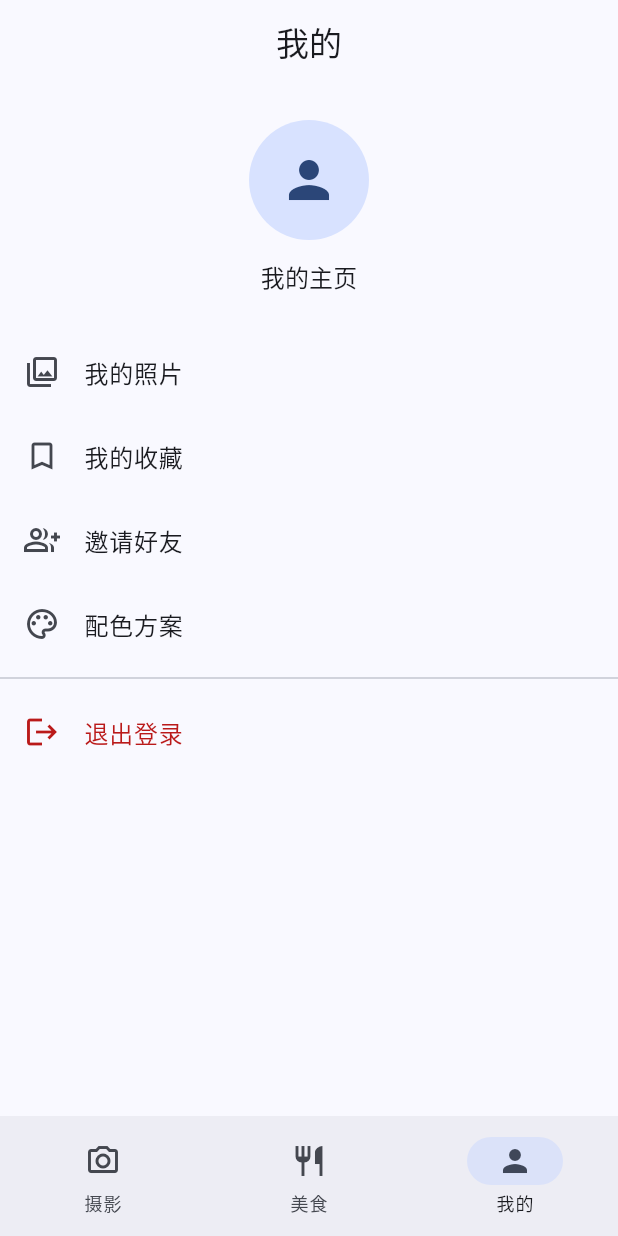
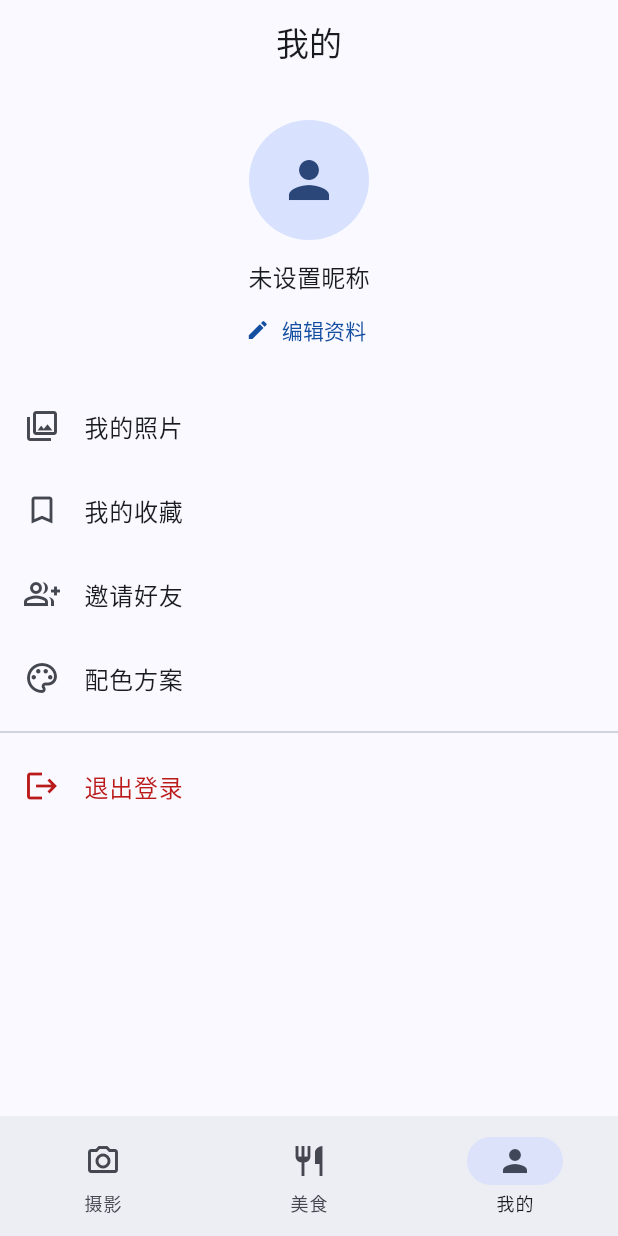
Before and after one commit to chuchu08241010-coder/photomaster_software, a Flutter app: the ProfilePage screen opened by its route, on a phone screen of 412 x 824 dp. Run offline on Flutter 3.47's test engine with Material 3 defaults, Android fonts, the phone set to English and light mode, and no system bars; our stand-ins replace flutter_riverpod, go_router, image_picker, shared_preferences, supabase_flutter; missing offline and left inert: exif, google_mlkit_image_labeling; accounts and stored records are empty.

Commit message:
feat(#5): 昵称/头像(profiles)+编辑资料页+帖子显示作者头像昵称

```diff
--- a/lib/features/food/widgets/food_post_card.dart
+++ b/lib/features/food/widgets/food_post_card.dart
@@ -1,5 +1,6 @@
 import 'package:flutter/material.dart';
 
+import '../../profile/widgets/author_header.dart';
 import '../../social/comments_sheet.dart';
 import '../../social/favorite_repository.dart';
 import '../../social/item_type.dart';
@@ -60,6 +61,10 @@ class _FoodPostCardState extends State<FoodPostCard> {
       child: Column(
         crossAxisAlignment: CrossAxisAlignment.start,
         children: [
+          Padding(
+            padding: const EdgeInsets.fromLTRB(12, 12, 12, 8),
+            child: AuthorHeader(authorId: post.authorId, time: post.createdAt),
+          ),
           if (post.imageUrls.isNotEmpty)
             AspectRatio(
               aspectRatio: 4 / 3,
--- a/lib/features/photography/widgets/photo_post_card.dart
+++ b/lib/features/photography/widgets/photo_post_card.dart
@@ -1,5 +1,6 @@
 import 'package:flutter/material.dart';
 
+import '../../profile/widgets/author_header.dart';
 import '../../social/comments_sheet.dart';
 import '../../social/favorite_repository.dart';
 import '../../social/item_type.dart';
@@ -59,6 +60,10 @@ class _PhotoPostCardState extends State<PhotoPostCard> {
       child: Column(
         crossAxisAlignment: CrossAxisAlignment.start,
         children: [
+          Padding(
+            padding: const EdgeInsets.fromLTRB(12, 12, 12, 8),
+            child: AuthorHeader(authorId: post.authorId, time: post.createdAt),
+          ),
           if (post.imageUrls.isNotEmpty)
             AspectRatio(
               aspectRatio: 1,
--- /dev/null
+++ b/lib/features/profile/data/profile.dart
@@ -0,0 +1,77 @@
+import 'dart:io';
+
+import '../../../core/supabase/supabase_client.dart';
+
+/// 用户资料模型，对应 public.profiles。
+class Profile {
+  const Profile({required this.id, this.displayName, this.avatarUrl});
+
+  final String id;
+  final String? displayName;
+  final String? avatarUrl;
+
+  String get name =>
+      (displayName == null || displayName!.trim().isEmpty)
+          ? '匿名用户'
+          : displayName!.trim();
+
+  factory Profile.fromMap(Map<String, dynamic> map) => Profile(
+        id: map['id'] as String,
+        displayName: map['display_name'] as String?,
+        avatarUrl: map['avatar_url'] as String?,
+      );
+}
+
+class ProfileRepository {
+  static const String _bucket = 'post-images';
+
+  Future<Profile?> getById(String id) async {
+    final rows =
+        await supabase.from('profiles').select().eq('id', id).limit(1);
+    final list = rows as List;
+    if (list.isEmpty) return null;
+    return Profile.fromMap(list.first as Map<String, dynamic>);
+  }
+
+  Future<Profile?> getMine() async {
+    final uid = currentUserId;
+    if (uid == null) return null;
+    return getById(uid);
+  }
+
+  Future<Profile> upsert({String? displayName, String? avatarUrl}) async {
+    final uid = currentUserId;
+    if (uid == null) throw StateError('未登录');
+    final data = <String, dynamic>{
+      'id': uid,
+      if (displayName != null) 'display_name': displayName,
+      if (avatarUrl != null) 'avatar_url': avatarUrl,
+    };
+    final row =
+        await supabase.from('profiles').upsert(data).select().single();
+    ProfileCache.invalidate(uid);
+    return Profile.fromMap(row);
+  }
+
+  Future<String> uploadAvatar(File file) async {
+    final uid = currentUserId;
+    if (uid == null) throw StateError('未登录');
+    final dot = file.path.lastIndexOf('.');
+    final ext = dot >= 0 ? file.path.substring(dot) : '.jpg';
+    final objectPath = '$uid/avatar_${DateTime.now().millisecondsSinceEpoch}$ext';
+    await supabase.storage.from(_bucket).upload(objectPath, file);
+    return supabase.storage.from(_bucket).getPublicUrl(objectPath);
+  }
+}
+
+/// 简单的进程内缓存，避免同一作者被重复查询。
+class ProfileCache {
+  ProfileCache._();
+  static final ProfileRepository _repo = ProfileRepository();
+  static final Map<String, Future<Profile?>> _cache = {};
+
+  static Future<Profile?> get(String id) =>
+      _cache.putIfAbsent(id, () => _repo.getById(id));
+
+  static void invalidate(String id) => _cache.remove(id);
+}
--- a/lib/features/profile/profile_page.dart
+++ b/lib/features/profile/profile_page.dart
@@ -7,12 +7,32 @@ import '../photography/photo_post_list_page.dart';
 import '../settings/settings_page.dart';
 import '../social/favorite_repository.dart';
 import '../social/item_type.dart';
+import 'data/profile.dart';
+import 'edit_profile_page.dart';
 
 /// 「我的」页：个人主页 + 设置入口。
-class ProfilePage extends StatelessWidget {
+class ProfilePage extends StatefulWidget {
   const ProfilePage({super.key});
 
-  void _openMyPhotos(BuildContext context) {
+  @override
+  State<ProfilePage> createState() => _ProfilePageState();
+}
+
+class _ProfilePageState extends State<ProfilePage> {
+  final _profileRepo = ProfileRepository();
+  late Future<Profile?> _profileFuture;
+
+  @override
+  void initState() {
+    super.initState();
+    _profileFuture = _profileRepo.getMine();
+  }
+
+  void _reloadProfile() {
+    setState(() => _profileFuture = _profileRepo.getMine());
+  }
+
+  void _openMyPhotos() {
     final repo = PhotoPostRepository();
     Navigator.of(context).push(MaterialPageRoute(
       builder: (_) => PhotoPostListPage(
@@ -27,7 +47,7 @@ class ProfilePage extends StatelessWidget {
     ));
   }
 
-  void _openMyFavorites(BuildContext context) {
+  void _openMyFavorites() {
     final repo = PhotoPostRepository();
     final favRepo = FavoriteRepository();
     Navigator.of(context).push(MaterialPageRoute(
@@ -42,6 +62,13 @@ class ProfilePage extends StatelessWidget {
     ));
   }
 
+  Future<void> _editProfile() async {
+    final changed = await Navigator.of(context).push<bool>(
+      MaterialPageRoute(builder: (_) => const EditProfilePage()),
+    );
+    if (changed == true) _reloadProfile();
+  }
+
   @override
   Widget build(BuildContext context) {
     final theme = Theme.of(context);
@@ -50,26 +77,51 @@ class ProfilePage extends StatelessWidget {
       body: ListView(
         children: [
           const SizedBox(height: 24),
-          CircleAvatar(
-            radius: 40,
-            backgroundColor: theme.colorScheme.primaryContainer,
-            child: Icon(Icons.person,
-                size: 40, color: theme.colorScheme.onPrimaryContainer),
+          FutureBuilder<Profile?>(
+            future: _profileFuture,
+            builder: (context, snapshot) {
+              final profile = snapshot.data;
+              final avatarUrl = profile?.avatarUrl;
+              return Column(
+                children: [
+                  GestureDetector(
+                    onTap: _editProfile,
+                    child: CircleAvatar(
+                      radius: 40,
+                      backgroundColor: theme.colorScheme.primaryContainer,
+                      backgroundImage:
+                          (avatarUrl != null && avatarUrl.isNotEmpty)
+                              ? NetworkImage(avatarUrl)
+                              : null,
+                      child: (avatarUrl == null || avatarUrl.isEmpty)
+                          ? Icon(Icons.person,
+                              size: 40,
+                              color: theme.colorScheme.onPrimaryContainer)
+                          : null,
+                    ),
+                  ),
+                  const SizedBox(height: 12),
+                  Text(profile?.name ?? '未设置昵称',
+                      style: theme.textTheme.titleMedium),
+                  TextButton.icon(
+                    onPressed: _editProfile,
+                    icon: const Icon(Icons.edit, size: 16),
+                    label: const Text('编辑资料'),
+                  ),
+                ],
+              );
+            },
           ),
           const SizedBox(height: 12),
-          Center(
-            child: Text('我的主页', style: theme.textTheme.titleMedium),
-          ),
-          const SizedBox(height: 24),
           ListTile(
             leading: const Icon(Icons.photo_library_outlined),
             title: const Text('我的照片'),
-            onTap: () => _openMyPhotos(context),
+            onTap: _openMyPhotos,
           ),
           ListTile(
             leading: const Icon(Icons.bookmark_border),
             title: const Text('我的收藏'),
-            onTap: () => _openMyFavorites(context),
+            onTap: _openMyFavorites,
           ),
           const ListTile(
             leading: Icon(Icons.group_add_outlined),
--- a/lib/features/text_post/widgets/text_post_card.dart
+++ b/lib/features/text_post/widgets/text_post_card.dart
@@ -1,5 +1,6 @@
 import 'package:flutter/material.dart';
 
+import '../../profile/widgets/author_header.dart';
 import '../../social/comments_sheet.dart';
 import '../../social/favorite_repository.dart';
 import '../../social/item_type.dart';
@@ -60,6 +61,8 @@ class _TextPostCardState extends State<TextPostCard> {
         child: Column(
           crossAxisAlignment: CrossAxisAlignment.start,
           children: [
+            AuthorHeader(authorId: post.authorId, time: post.createdAt),
+            const SizedBox(height: 8),
             Row(
               children: [
                 Chip(
```
Also changed, not shown: lib/features/profile/edit_profile_page.dart (added, +140 -0 lines), lib/features/profile/widgets/author_header.dart (added, +67 -0 lines), 1 other file.
